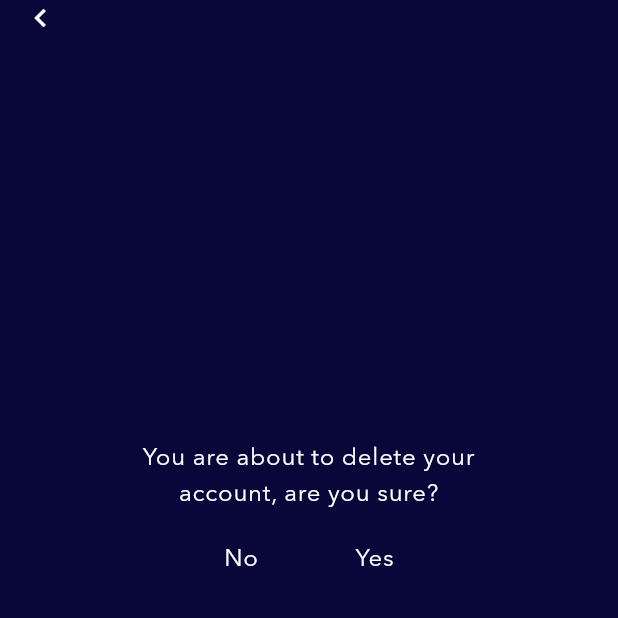
After one commit to mmosh-pit/kinship-app, a Flutter app: the DeleteAccountScreen screen opened by its route, on a phone screen of 412 x 824 dp, the top half of it. The commit adds this screen. Run offline on Flutter 3.47's test engine with Material 3 defaults, Android fonts, the phone set to English and light mode, and no system bars; our stand-ins replace cached_network_image, dio, flutter_dotenv, flutter_markdown, flutter_riverpod, flutter_secure_storage and 4 more; accounts and stored records are empty; generated files the repository leaves out were written again; network calls fail; statements that could not run were skipped.

Commit message:
ft: Finish setting up delete account screen

```diff
--- a/lib/router/app_router.dart
+++ b/lib/router/app_router.dart
@@ -1,5 +1,6 @@
 import 'package:bigagent/provider/auth_provider.dart';
 import 'package:bigagent/screens/agents_screen.dart';
+import 'package:bigagent/screens/delete_account_screen.dart';
 import 'package:bigagent/screens/enter_code_screen.dart';
 import 'package:bigagent/screens/home_screen.dart';
 import 'package:bigagent/screens/login_screen.dart';
@@ -69,6 +70,12 @@ GoRouter router(Ref ref) {
               GoRoute(
                 path: Routes.homeRoute,
                 builder: (_, __) => const HomeScreen(),
+                routes: [
+                  GoRoute(
+                    path: Routes.deleteAccount,
+                    builder: (_, __) => const DeleteAccountScreen(),
+                  ),
+                ],
               ),
             ],
           ),
--- /dev/null
+++ b/lib/screens/delete_account_screen.dart
@@ -0,0 +1,90 @@
+import 'package:flutter/material.dart';
+import 'package:go_router/go_router.dart';
+
+class DeleteAccountScreen extends StatelessWidget {
+  const DeleteAccountScreen({super.key});
+
+  @override
+  Widget build(BuildContext context) {
+    final theme = Theme.of(context);
+    return SizedBox(
+      width: double.infinity,
+      height: MediaQuery.sizeOf(context).height * 0.80,
+      child: Padding(
+        padding: const EdgeInsets.symmetric(horizontal: 15),
+        child: Column(
+          mainAxisAlignment: MainAxisAlignment.center,
+          crossAxisAlignment: CrossAxisAlignment.center,
+          children: [
+            Align(
+              alignment: Alignment.centerLeft,
+              child: InkWell(
+                onTap: () => GoRouter.of(context).pop(),
+                child: const Icon(
+                  Icons.chevron_left,
+                  color: Colors.white,
+                ),
+              ),
+            ),
+            Expanded(
+              child: Align(
+                alignment: Alignment.center,
+                child: SizedBox(
+                  width: MediaQuery.sizeOf(context).width * 0.55,
+                  child: Column(
+                    mainAxisAlignment: MainAxisAlignment.center,
+                    children: [
+                      Padding(
+                        padding: const EdgeInsets.only(bottom: 15),
+                        child: Text(
+                          "You are about to delete your account, are you sure?",
+                          style: theme.textTheme.bodyLarge,
+                          textAlign: TextAlign.center,
+                        ),
+                      ),
+                      Row(
+                        mainAxisAlignment: MainAxisAlignment.spaceEvenly,
+                        children: [
+                          InkWell(
+                            onTap: () => GoRouter.of(context).pop(),
+                            child: Container(
+                              decoration: BoxDecoration(
+                                borderRadius: BorderRadius.circular(24),
+                                color: const Color(0xFF09073A),
+                              ),
+                              padding: const EdgeInsets.symmetric(
+                                vertical: 4,
+                                horizontal: 8,
+                              ),
+                              child: Text(
+                                "No",
+                                style: theme.textTheme.bodyLarge,
+                              ),
+                            ),
+                          ),
+                          InkWell(
+                            onTap: () {},
+                            child: Padding(
+                              padding: const EdgeInsets.symmetric(
+                                vertical: 4,
+                                horizontal: 8,
+                              ),
+                              child: Text(
+                                "Yes",
+                                style: theme.textTheme.bodyLarge,
+                              ),
+                            ),
+                          )
+                        ],
+                      )
+                    ],
+                  ),
+                ),
+              ),
+            ),
+          ],
+        ),
+      ),
+    );
+  }
+}
--- a/lib/utils/routes.dart
+++ b/lib/utils/routes.dart
@@ -6,8 +6,10 @@ class Routes {
   static const code = "code";
   static const agents = "agents";
   static const subscriptions = "subscriptions";
+  static const deleteAccount = "delete_account";
 
   static const homeRoute = "/$home";
+  static const deleteAccountRoute = "$homeRoute/$deleteAccount";
   static const agentsRoute = "/$agents";
   static const subscriptionsRoute = "/$subscriptions";
 
--- a/lib/widgets/home/organisms/home_drawer_settings_item.dart
+++ b/lib/widgets/home/organisms/home_drawer_settings_item.dart
@@ -1,5 +1,7 @@
+import 'package:bigagent/utils/routes.dart';
 import 'package:flutter/material.dart';
 import 'package:flutter_svg/flutter_svg.dart';
+import 'package:go_router/go_router.dart';
 
 class HomeDrawerSettingsItem extends StatefulWidget {
   const HomeDrawerSettingsItem({super.key});
@@ -163,7 +165,10 @@ class _HomeDrawerSettingsItemState extends State<HomeDrawerSettingsItem>
                     SizedBox(
                       height: 40,
                       child: InkWell(
-                        onTap: () {},
+                        onTap: () {
+                          Scaffold.of(context).closeDrawer();
+                          GoRouter.of(context).push(Routes.deleteAccountRoute);
+                        },
                         child: Text(
                           "Delete Account",
                           style: theme.textTheme.titleSmall!.copyWith(
--- a/lib/widgets/scaffold_with_nested_navigation.dart
+++ b/lib/widgets/scaffold_with_nested_navigation.dart
@@ -1,3 +1,4 @@
+import 'package:bigagent/utils/routes.dart';
 import 'package:bigagent/widgets/chatbot/molecules/home_header.dart';
 import 'package:flutter/material.dart';
 import 'dart:ui';
@@ -21,6 +22,10 @@ class ScaffoldWithNestedNavigation extends StatelessWidget {
 
   @override
   Widget build(BuildContext context) {
+    final location = GoRouterState.of(context).fullPath ?? "";
+
+    final isHomeHeaderVisible = !location.contains(Routes.deleteAccountRoute);
+
     return Scaffold(
       drawer: Drawer(
         width: MediaQuery.sizeOf(context).width * 0.90,
@@ -79,7 +84,7 @@ class ScaffoldWithNestedNavigation extends StatelessWidget {
       body: SafeArea(
         child: Column(
           children: [
-            const HomeHeader(),
+            Visibility(visible: isHomeHeaderVisible, child: const HomeHeader()),
             shell,
           ],
         ),
```
Also changed, not shown: lib/widgets/chatbot/molecules/home_header.dart (+0 -48 lines).
